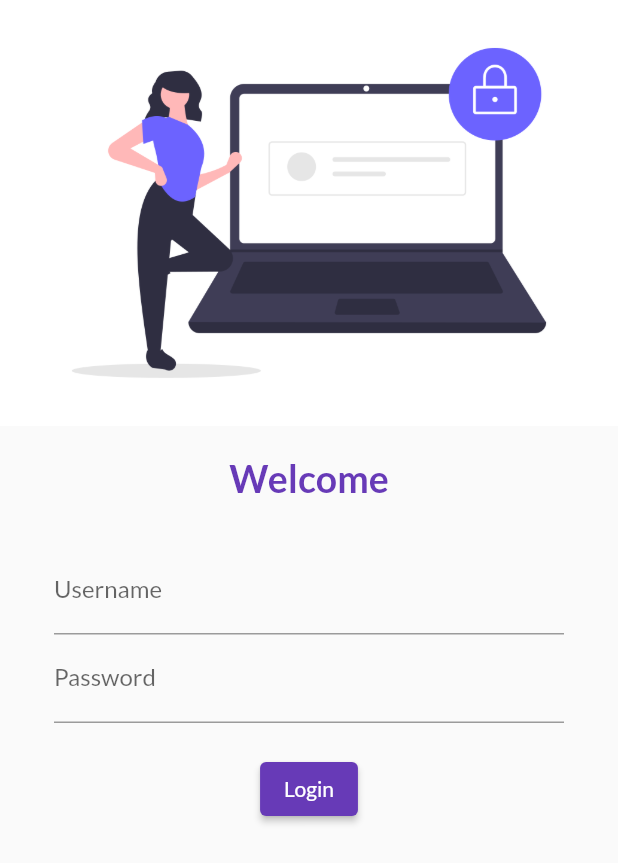
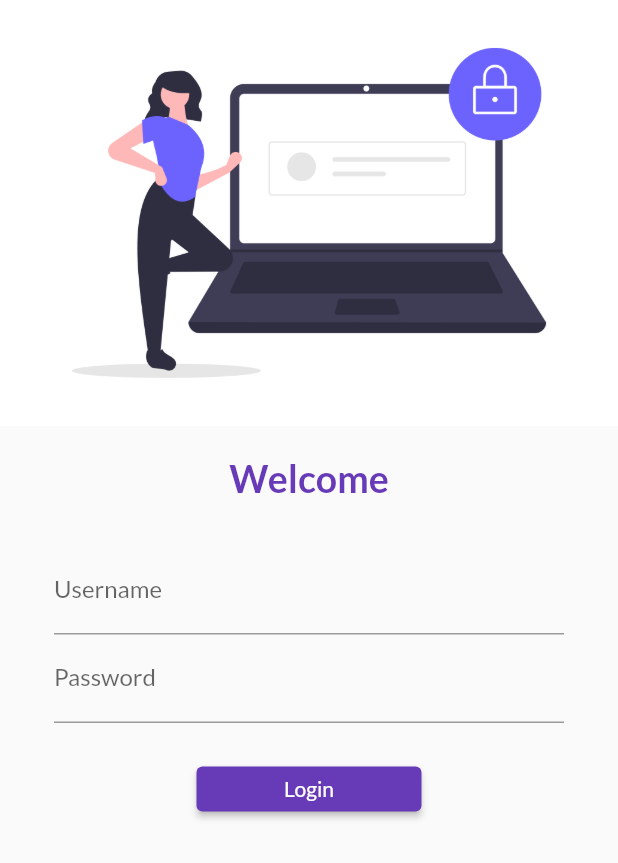
Before and after one commit to subhajit3130/30DaysOfFlutter, a Flutter app: the screen it shows after launch, on a phone screen of 412 x 824 dp. Shown: the top 863 px of the screen. Run offline on Flutter 3.47's test engine with Material 2 defaults, Android fonts, the phone set to English and light mode, and no system bars; our stand-ins replace google_fonts.

Commit message:
day 5 completed

```diff
--- a/lib/main.dart
+++ b/lib/main.dart
@@ -1,5 +1,6 @@
 import 'package:catalog_app/pages/home_page.dart';
 import 'package:catalog_app/pages/login_page.dart';
+import 'package:catalog_app/utils/routes.dart';
 import 'package:flutter/material.dart';
 import 'package:google_fonts/google_fonts.dart';
 
@@ -20,11 +21,11 @@ class CatalogApp extends StatelessWidget {
         primarySwatch: Colors.teal,
         fontFamily: GoogleFonts.lato().fontFamily,
       ),
-      initialRoute: "/",
+      initialRoute: MyRoutes.loginRoute,
       routes: {
-        "/": (context) => LoginPage(),
-        "/home": (context) => HomePage(),
-        "/login": (context) => LoginPage(),
+        MyRoutes.indexRoute: (context) => LoginPage(),
+        MyRoutes.homeRoute: (context) => HomePage(),
+        MyRoutes.loginRoute: (context) => LoginPage(),
       },
     );
   }
--- a/lib/pages/login_page.dart
+++ b/lib/pages/login_page.dart
@@ -1,10 +1,13 @@
+import 'dart:ui';
+
+import 'package:catalog_app/utils/routes.dart';
 import 'package:flutter/material.dart';
-import 'package:google_fonts/google_fonts.dart';
 
 class LoginPage extends StatelessWidget {
   @override
   Widget build(BuildContext context) {
     return Material(
+      child: SingleChildScrollView(
         child: Column(
           children: [
             Image.asset(
@@ -49,16 +52,21 @@ class LoginPage extends StatelessWidget {
                     height: 20.0,
                   ),
                   ElevatedButton(
+                    child: Text(
+                      "Login",
+                    ),
+                    style: TextButton.styleFrom(minimumSize: Size(150, 30)),
                     onPressed: () {
                       print("Hi codepur");
+                      Navigator.pushNamed(context, MyRoutes.homeRoute);
                     },
-                  child: Text("Login"),
                   ),
                 ],
               ),
             )
           ],
         ),
+      ),
     );
   }
 }
--- /dev/null
+++ b/lib/utils/routes.dart
@@ -0,0 +1,5 @@
+class MyRoutes {
+  static final String indexRoute = "/";
+  static final String loginRoute = "/login";
+  static final String homeRoute = "/home";
+}
```
Also changed, not shown: pubspec.lock. Lines whose indentation alone changed are shown as unchanged.
